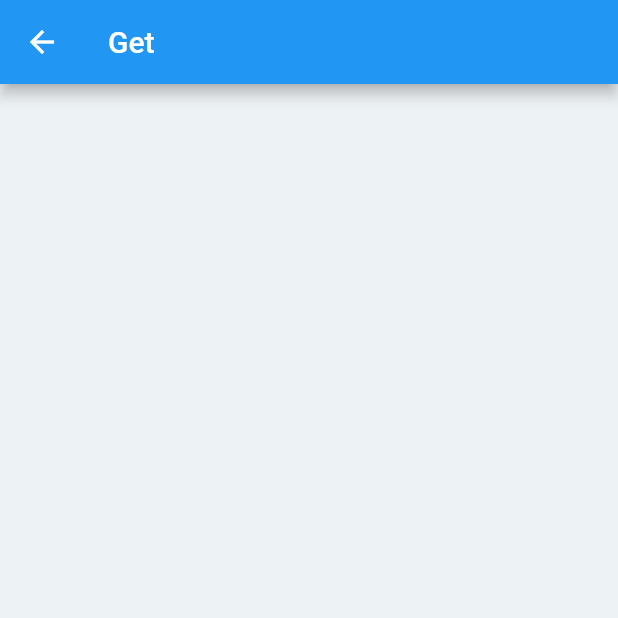
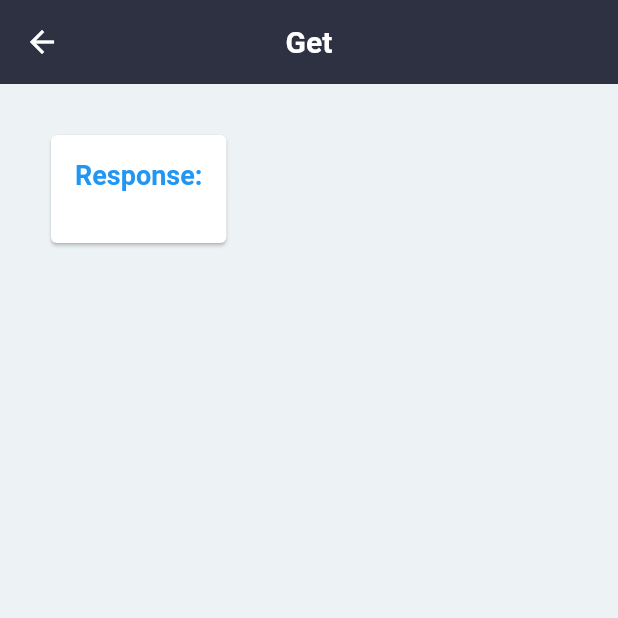
Before and after one commit to AdityaAg10/working_api, a Flutter app: the screen it shows after launch, after a tap on "Get", on a phone screen of 412 x 824 dp, the top half of it. Run offline on Flutter 3.47's test engine with Material 2 defaults, Android fonts, the phone set to English and light mode, and no system bars; network calls fail.

Commit message:
Update GetData.dart

```diff
--- a/lib/GetData.dart
+++ b/lib/GetData.dart
@@ -4,14 +4,14 @@ import 'package:http/http.dart' as http;
 String stringResponse = "";
 
 class GetData extends StatefulWidget {
-  const GetData({super.key});
+  const GetData({Key? key});
 
   @override
   State<GetData> createState() => _GetDataState();
 }
 
 class _GetDataState extends State<GetData> {
-  Future apicall() async {
+  Future<void> apiCall() async {
     http.Response response;
     response = await http.get(Uri.parse("https://dummy.restapiexample.com/api/v1/employees"));
 
@@ -22,10 +22,9 @@ class _GetDataState extends State<GetData> {
     }
   }
 
-//done
   @override
   void initState() {
-    apicall();
+    apiCall();
     super.initState();
   }
 
@@ -33,12 +32,49 @@ class _GetDataState extends State<GetData> {
   Widget build(BuildContext context) {
     return Scaffold(
       appBar: AppBar(
-        title: Text("Get"),
+        title: Text(
+          "Get",
+          style: TextStyle(
+            color: Colors.white,
+            fontSize: 20.0,
+            fontWeight: FontWeight.bold,
+          ),
+        ),
+        backgroundColor: Theme.of(context).primaryColor,
+        centerTitle: true,
+        elevation: 0,
       ),
       body: Container(
-        padding: EdgeInsets.symmetric(horizontal: 30, vertical: 30),
-        child: Container(
-          child: Text(stringResponse.toString()),
+        padding: const EdgeInsets.symmetric(horizontal: 30, vertical: 30),
+        child: SingleChildScrollView(
+          child: Card(
+            child: Padding(
+              padding: const EdgeInsets.all(16.0),
+              child: Column(
+                crossAxisAlignment: CrossAxisAlignment.start,
+                children: <Widget>[
+                  const Text(
+                    'Response:',
+                    style: TextStyle(
+                      fontSize: 18,
+                      fontWeight: FontWeight.bold,
+                      color: Colors.blue,
+                    ),
+                  ),
+                  Text(
+                    stringResponse,
+                    style: TextStyle(
+                      fontSize: 16,
+                      color: Colors.red, // Change the text color to red
+                      fontFamily: 'Arial',
+                      fontStyle: FontStyle.italic,
+                      fontWeight: FontWeight.w500,
+                    ),
+                  ),
+                ],
+              ),
+            ),
+          ),
         ),
       ),
     );
```
